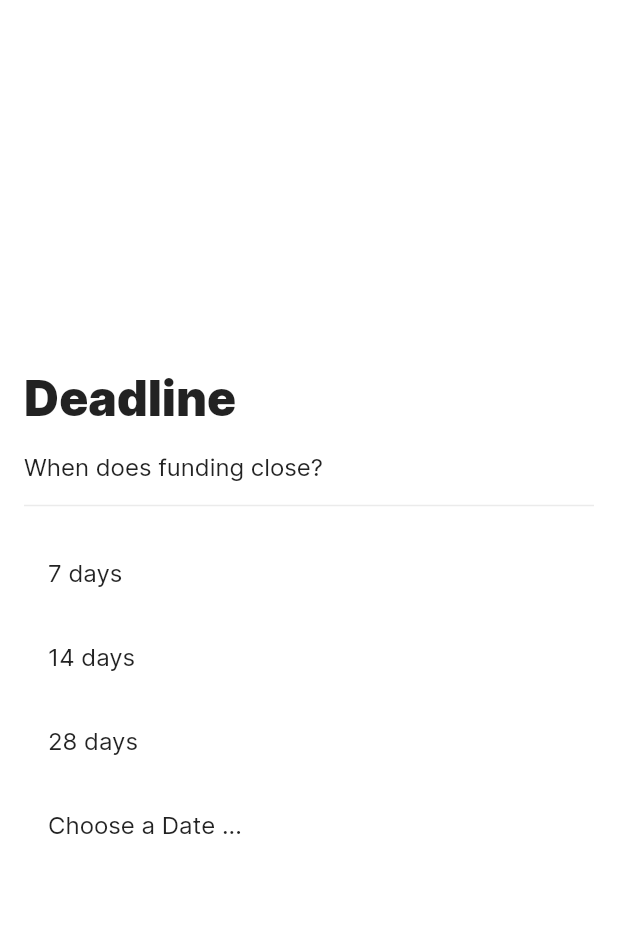
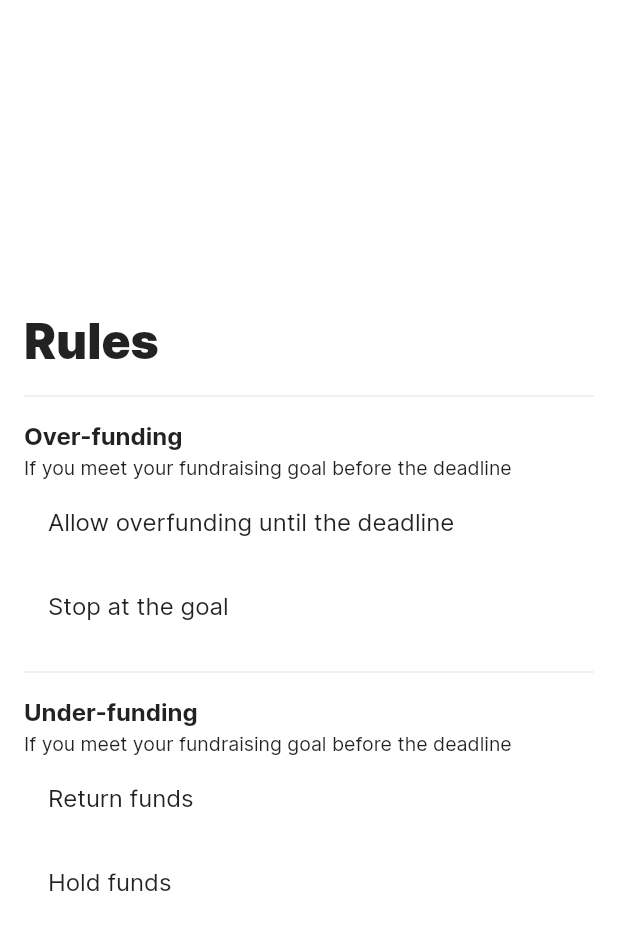
Before and after one commit to tribes-protocol/tribes_crowdfunding_interview_project, a Flutter app: the screen it shows after launch, on a phone screen of 412 x 824 dp. Shown: the top 930 px of the screen. Run offline on Flutter 3.47's test engine with Material 2 defaults, Android fonts, the phone set to English and light mode, and no system bars; our stand-ins replace currency_text_input_formatter, flutter_markdown, flutter_riverpod, flutter_svg, freezed_annotation, go_router and 2 more; generated files the repository leaves out were written again.

Commit message:
rules is completed

```diff
--- a/lib/application.dart
+++ b/lib/application.dart
@@ -44,7 +44,7 @@ class TribeApplication extends StatelessWidget {
               theme: ThemeData(
                 scaffoldBackgroundColor: context.colors.baseContent,
                 colorScheme: Theme.of(context).colorScheme.copyWith(
-                      primary: context.colors.baseContent,
+
                     ),
                 appBarTheme: Theme.of(context).appBarTheme.copyWith(
                       elevation: 0,
--- a/lib/feature/fundrising/ui/page/deadline/deadline_controller.dart
+++ b/lib/feature/fundrising/ui/page/deadline/deadline_controller.dart
@@ -9,4 +9,16 @@ class DeadlineController extends StateNotifier<DeadlineState> {
   void onDeadlineSected(int days) {
     state = state.copyWith(deadline: days);
   }
+
+  void setCustomDeadline(int? deadline) {
+    var newState = state.copyWith(
+      customDeadline: deadline,
+    );
+
+    if(deadline != null) {
+      newState = newState.copyWith(deadline: deadline);
+    }
+
+    state = newState;
+  }
 }
--- a/lib/feature/fundrising/ui/page/deadline/deadline_state.dart
+++ b/lib/feature/fundrising/ui/page/deadline/deadline_state.dart
@@ -7,6 +7,7 @@ part 'deadline_state.freezed.dart';
 class DeadlineState with _$DeadlineState {
   const factory DeadlineState({
     @Default([7, 14, 28]) List<int> deadlines,
+    int? customDeadline,
     int? deadline,
   }) =_DeadlineState;
 }
--- /dev/null
+++ b/lib/feature/fundrising/ui/page/rules/provider/rules_provider.dart
@@ -0,0 +1,8 @@
+
+import 'package:flutter_riverpod/flutter_riverpod.dart';
+import 'package:tribes_crowdfunding_interview_project/feature/fundrising/ui/page/rules/rules_controller.dart';
+import 'package:tribes_crowdfunding_interview_project/feature/fundrising/ui/page/rules/rules_state.dart';
+
+final rulesControllerProvider = StateNotifierProvider.autoDispose<RulesController, RulesState>((ref) {
+  return RulesController();
+});
--- /dev/null
+++ b/lib/feature/fundrising/ui/page/rules/rules_contract.dart
@@ -0,0 +1,4 @@
+class RulesContract {
+  static const String path = '/rules';
+  static const String name = 'rules';
+}
--- /dev/null
+++ b/lib/feature/fundrising/ui/page/rules/rules_controller.dart
@@ -0,0 +1,16 @@
+import 'package:flutter_riverpod/flutter_riverpod.dart';
+import 'package:tribes_crowdfunding_interview_project/feature/fundrising/ui/page/rules/rules_state.dart';
+
+class RulesController extends StateNotifier<RulesState> {
+  RulesController() : super(const RulesState());
+
+  Future<void> init() async {}
+
+  void setOverfunding(Overfunding overfunding) {
+    state = state.copyWith(overfunding: overfunding);
+  }
+
+  void setUnderfunding(Underfunding underfunding) {
+    state = state.copyWith(underfunding: underfunding);
+  }
+}
--- /dev/null
+++ b/lib/feature/fundrising/ui/page/rules/rules_page.dart
@@ -0,0 +1,111 @@
+import 'dart:async';
+
+import 'package:flutter/material.dart';
+import 'package:flutter_riverpod/flutter_riverpod.dart';
+import 'package:tribes_crowdfunding_interview_project/core/localisation/localisation_extension.dart';
+import 'package:tribes_crowdfunding_interview_project/feature/fundrising/ui/page/rules/provider/rules_provider.dart';
+import 'package:tribes_crowdfunding_interview_project/feature/fundrising/ui/page/rules/rules_state.dart';
+import 'package:tribes_crowdfunding_interview_project/theme/tribe_theme.dart';
+import 'package:tribes_crowdfunding_interview_project/uikit/tribe_check_list_tile.dart';
+import 'package:tribes_crowdfunding_interview_project/uikit/tribe_divider.dart';
+import 'package:tribes_crowdfunding_interview_project/uikit/tribe_space.dart';
+
+class RulesPage extends ConsumerStatefulWidget {
+  const RulesPage({super.key});
+
+  @override
+  ConsumerState<RulesPage> createState() => _RulesPageState();
+}
+
+class _RulesPageState extends ConsumerState<RulesPage> {
+  @override
+  void initState() {
+    WidgetsBinding.instance.addPostFrameCallback((_) {
+      unawaited(ref.read(rulesControllerProvider.notifier).init());
+    });
+    super.initState();
+  }
+
+  @override
+  Widget build(BuildContext context) {
+    final controller = ref.watch(rulesControllerProvider.notifier);
+    final state = ref.watch(rulesControllerProvider);
+
+    return Scaffold(
+      body: SafeArea(
+        child: Center(
+          child: Padding(
+            padding: const EdgeInsets.symmetric(horizontal: 16),
+            child: Column(
+              mainAxisAlignment: MainAxisAlignment.center,
+              crossAxisAlignment: CrossAxisAlignment.start,
+              children: [
+                Text(
+                  context.localisation.rulesTitle,
+                  style: context.textStyles.header4,
+                ),
+                ListView(
+                  shrinkWrap: true,
+                  children: [
+                    const TribeDivider(),
+                    Text(
+                      context.localisation.overfundingTitle,
+                      style: context.textStyles.body.copyWith(
+                        fontWeight: FontWeight.w700,
+                      ),
+                    ),
+                    TribeSpaceVertical.half(),
+                    Text(
+                      context.localisation.overfundingSubtitle,
+                      style: context.textStyles.secondary,
+                    ),
+                    TribeCheckListTile(
+                      title: context.localisation.overfundingAllow,
+                      checked: state.overfunding == Overfunding.allow,
+                      onChecked: (value) {
+                        controller.setOverfunding(Overfunding.allow);
+                      },
+                    ),
+                    TribeCheckListTile(
+                      title: context.localisation.overfundingStop,
+                      checked: state.overfunding == Overfunding.stop,
+                      onChecked: (value) {
+                        controller.setOverfunding(Overfunding.stop);
+                      },
+                    ),
+                    const TribeDivider(),
+                    Text(
+                      context.localisation.underfundingTitle,
+                      style: context.textStyles.body.copyWith(
+                        fontWeight: FontWeight.w700,
+                      ),
+                    ),
+                    TribeSpaceVertical.half(),
+                    Text(
+                      context.localisation.underfundingSubtitle,
+                      style: context.textStyles.secondary,
+                    ),
+                    TribeCheckListTile(
+                      title: context.localisation.underfundingReturn,
+                      checked: state.underfunding == Underfunding.returns,
+                      onChecked: (value) {
+                        controller.setUnderfunding(Underfunding.returns);
+                      },
+                    ),
+                    TribeCheckListTile(
+                      title: context.localisation.underfundingHold,
+                      checked: state.underfunding == Underfunding.hold,
+                      onChecked: (value) {
+                        controller.setUnderfunding(Underfunding.hold);
+                      },
+                    ),
+                  ],
+                )
+              ],
+            ),
+          ),
+        ),
+      ),
+    );
+  }
+}
--- /dev/null
+++ b/lib/feature/fundrising/ui/page/rules/rules_state.dart
@@ -0,0 +1,20 @@
+
+import 'package:freezed_annotation/freezed_annotation.dart';
+
+part 'rules_state.freezed.dart';
+
+enum Overfunding {
+  allow, stop
+}
+
+enum Underfunding {
+  returns, hold
+}
+
+@freezed
+class RulesState with _$RulesState {
+  const factory RulesState({
+    Overfunding? overfunding,
+    Underfunding? underfunding,
+  }) =_RulesState;
+}
--- a/lib/router.dart
+++ b/lib/router.dart
@@ -8,11 +8,14 @@ import 'package:tribes_crowdfunding_interview_project/feature/fundrising/ui/page
 import 'package:tribes_crowdfunding_interview_project/feature/fundrising/ui/page/project/project_contract.dart';
 import 'package:tribes_crowdfunding_interview_project/feature/fundrising/ui/page/project/project_controller.dart';
 import 'package:tribes_crowdfunding_interview_project/feature/fundrising/ui/page/project/project_page.dart';
+import 'package:tribes_crowdfunding_interview_project/feature/fundrising/ui/page/rules/rules_page.dart';
 import 'package:tribes_crowdfunding_interview_project/feature/fundrising/ui/page/token_list/token_list_contract.dart';
 import 'package:tribes_crowdfunding_interview_project/feature/fundrising/ui/page/token_list/token_list_page.dart';
 
+import 'feature/fundrising/ui/page/rules/rules_contract.dart';
+
 final router = GoRouter(
-  initialLocation: DeadlineContract.path,
+  initialLocation: RulesContract.path,
   routes: <RouteBase>[
     GoRoute(
       path: '/',
@@ -48,5 +51,12 @@ final router = GoRouter(
         return const DeadlinePage();
       },
     ),
+    GoRoute(
+      path: RulesContract.path,
+      name: RulesContract.name,
+      builder: (BuildContext context, GoRouterState state) {
+        return const RulesPage();
+      },
+    ),
   ],
 );
```
Also changed, not shown: lib/feature/fundrising/ui/page/deadline/deadline_page.dart (+31 -2 lines), lib/feature/fundrising/ui/page/deadline/deadline_state.freezed.dart, lib/feature/fundrising/ui/page/rules/rules_state.freezed.dart (added).
